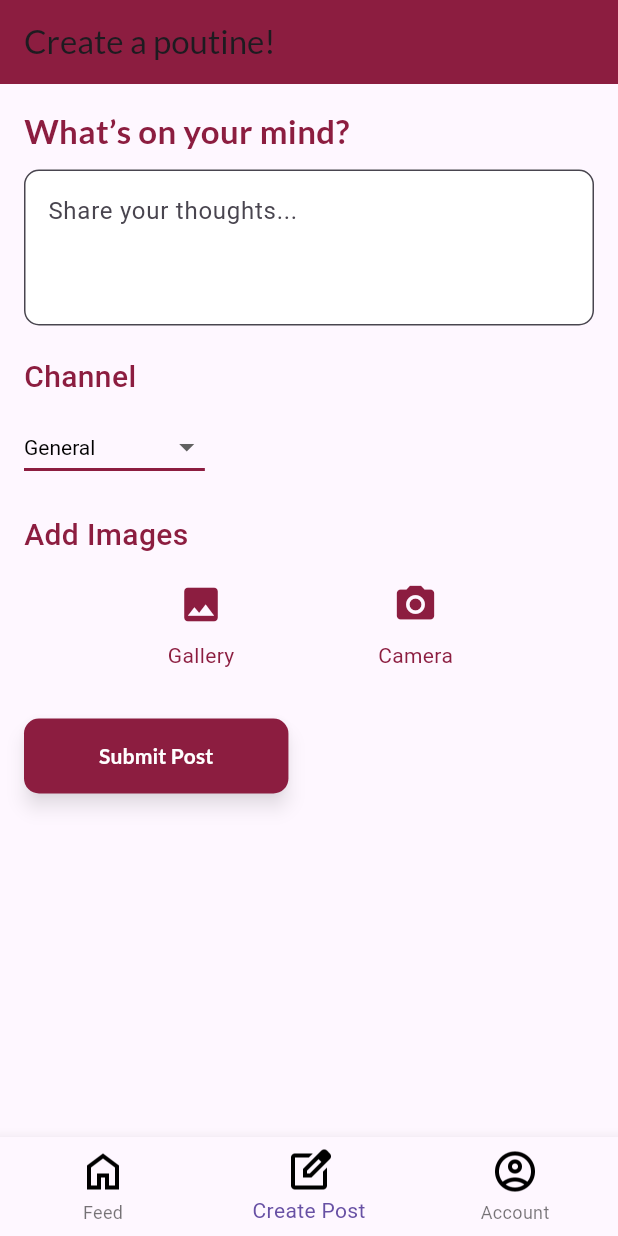
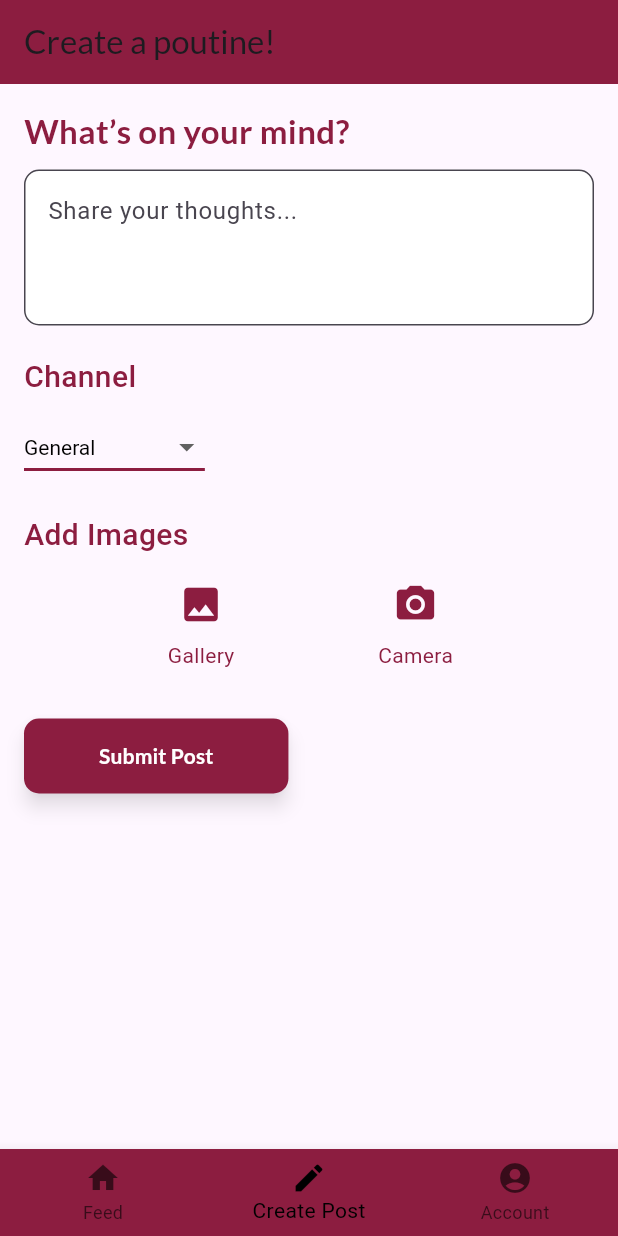
Before and after one commit to yanggank1212/CS4768-Group-5-Project, a Flutter app: the screen it shows once a user with an empty profile is signed in, item 2 of the bottom bar chosen, on a phone screen of 412 x 824 dp. Run offline on Flutter 3.47's test engine with Material 3 defaults, Android fonts, the phone set to English and light mode, and no system bars; our stand-ins replace cloud_firestore, firebase_auth, firebase_core, firebase_storage, google_fonts, google_sign_in and 3 more; missing offline and left inert: firebase_ui_auth, firebase_ui_oauth_google; accounts and stored records are empty.

Commit message:
Update home_page.dart

```diff
--- a/poutine_time/lib/views/Home/home_page.dart
+++ b/poutine_time/lib/views/Home/home_page.dart
@@ -20,6 +20,11 @@ class HomePageScreen extends StatefulWidget {
 class _HomePageScreen extends State<HomePageScreen> {
   int _selectedIndex = 0; //For Bottom Bar Navigation
 
+  // Defining color scheme
+  final Color maroonColor = Color(0xFF8C1D40);
+  final Color lightTextColor = Colors.white;
+  final Color darkTextColor = Colors.black;
+
   @override
   void initState() {
     super.initState();
@@ -38,9 +43,14 @@ class _HomePageScreen extends State<HomePageScreen> {
 
   @override
   Widget build(BuildContext context) {
+    // Determine the text color based on the theme brightness
+    Color textColor = Theme.of(context).brightness == Brightness.dark
+        ? lightTextColor
+        : darkTextColor;
+
     final List<Widget> _pages = [
       FeedPageScreen(),
-      const CreatePostPageScreen(),
+      CreatePostPageScreen(),
       AccountsPage(),
     ];
 
@@ -48,44 +58,27 @@ class _HomePageScreen extends State<HomePageScreen> {
       body: _pages[_selectedIndex],
       bottomNavigationBar: BottomNavigationBar(
         currentIndex: _selectedIndex,
+        backgroundColor: maroonColor,
+        selectedItemColor: textColor, // Item color changes with theme
+        unselectedItemColor: textColor.withOpacity(0.6), // Unselected item is less opaque
         type: BottomNavigationBarType.fixed,
-        items: <BottomNavigationBarItem>[
-          // Home Button
+        items: [
           BottomNavigationBarItem(
-            icon: SizedBox(
-              width: 32,
-              height: 32,
-              child: Image.asset(
-                'assets/icons/home-button.png',
-              ),
-            ),
+            icon: Icon(Icons.home),
             label: 'Feed',
           ),
-          // New Post Button
           BottomNavigationBarItem(
-            icon: SizedBox(
-              width: 32,
-              height: 32,
-              child: Image.asset(
-                'assets/icons/edit-button.png',
-              ),
-            ),
+            icon: Icon(Icons.edit),
             label: 'Create Post',
           ),
-          // Account Button
           BottomNavigationBarItem(
-            icon: SizedBox(
-              width: 32,
-              height: 32,
-              child: Image.asset(
-                'assets/icons/account-button.png',
-              ),
-            ),
+            icon: Icon(Icons.account_circle),
             label: 'Account',
           ),
         ],
-        onTap: _navigateBottomBar,
+        onTap: (index) => setState(() => _selectedIndex = index),
       ),
     );
   }
+
 }
```
